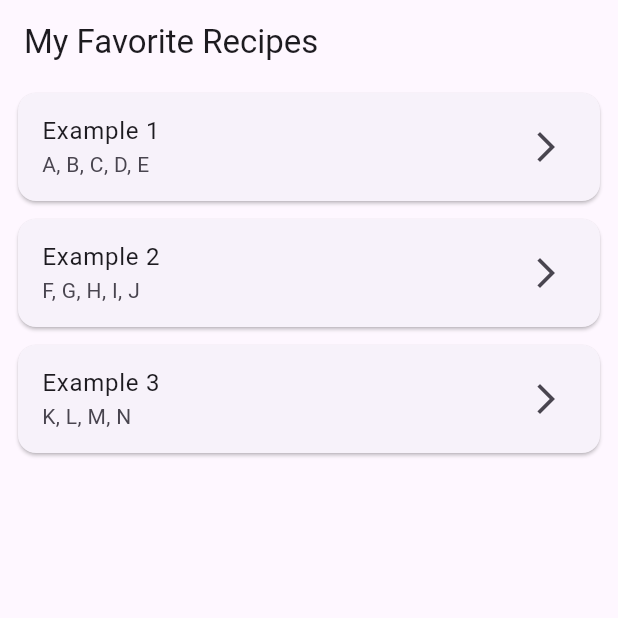
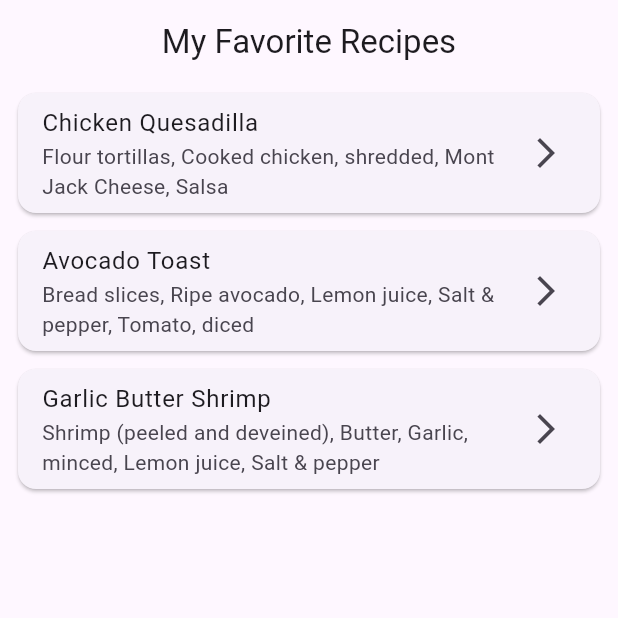
Before and after one commit to NickJohnson06/recipebook, a Flutter app: the screen it shows after launch, on a phone screen of 412 x 824 dp, the top half of it. Run offline on Flutter 3.47's test engine with Material 3 defaults, Android fonts, the phone set to English and light mode, and no system bars.

Commit message:
Updated recipes and centered App Bar title

```diff
--- a/lib/screens/home_screen.dart
+++ b/lib/screens/home_screen.dart
@@ -5,19 +5,22 @@ import '../models/recipe.dart';
 // Recipe list
 final List<Recipe> favRecipes = [
   Recipe(
-    name: 'Example 1',
-    ingredients: ['A', 'B', 'C', 'D', 'E'],
-    instructions: 'Example instructions here',
+    name: 'Chicken Quesadilla',
+    ingredients: ['Flour tortillas', 'Cooked chicken, shredded', 'Mont Jack Cheese', 'Salsa'],
+    instructions:
+        'Place chicken and cheese on a tortilla. Top with another tortilla. Cook in a skillet until cheese melts and tortilla is golden. Serve with salsa.',
   ),
   Recipe(
-    name: 'Example 2',
-    ingredients: ['F', 'G', 'H', 'I', 'J'],
-    instructions: 'Example instructions here',
+    name: 'Avocado Toast',
+    ingredients: ['Bread slices', 'Ripe avocado', 'Lemon juice', 'Salt & pepper', 'Tomato, diced'],
+    instructions:
+        'Toast the bread slices. Mash avocado with lemon juice, salt, and pepper. Spread avocado on toast and top with diced tomatoes. Finsih it off by drizzling Balsamic Vinegarette across the top.',
   ),
   Recipe(
-    name: 'Example 3',
-    ingredients: ['K', 'L', 'M', 'N'],
-    instructions: 'Example instructions here',
+    name: 'Garlic Butter Shrimp',
+    ingredients: ['Shrimp (peeled and deveined)', 'Butter', 'Garlic, minced', 'Lemon juice', 'Salt & pepper'],
+    instructions:
+        'Melt butter in a skillet over medium heat. Add garlic and sauté until fragrant. Add shrimp and cook 2–3 minutes per side until pink. Squeeze lemon juice over shrimp and season with salt and pepper.',
   ),
 ];
 
@@ -27,7 +30,9 @@ class HomeScreen extends StatelessWidget {
   @override
   Widget build(BuildContext context) {
     return Scaffold(
-      appBar: AppBar(title: const Text('My Favorite Recipes')),
+      appBar: AppBar(title: const Text('My Favorite Recipes'),
+      centerTitle: true,
+      ),
       body: ListView.builder(
         itemCount: favRecipes.length,
         itemBuilder: (context, index) {
```
